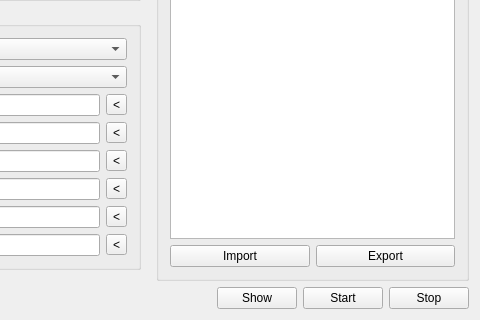
This is mainwindow.ui in cmdrkotori/darkcropper as Qt 5 draws it before an edit; both pictures show x 254 to 734 and y 337 to 657 of the 734 by 657 pixel window. The edited form follows.
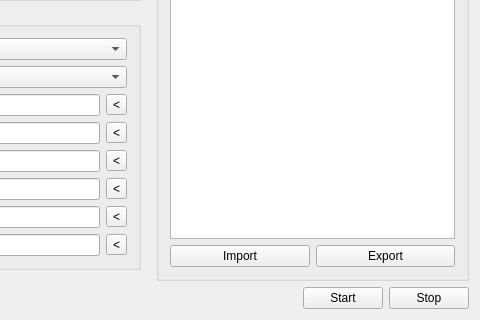
This is the edited form. Icons and pictures are not drawn.

Commit message:
mainwindow.ui: remove redundant button
Thought I'd need this, turns out I don't.

```diff
--- a/mainwindow.ui
+++ b/mainwindow.ui
@@ -522,13 +522,6 @@
         </property>
        </spacer>
       </item>
-      <item>
-       <widget class="QPushButton" name="show">
-        <property name="text">
-         <string>Show</string>
-        </property>
-       </widget>
-      </item>
       <item>
        <widget class="QPushButton" name="start">
         <property name="text">
```
Left out of the diff: 3 changed lines with no effect on the pictures.
